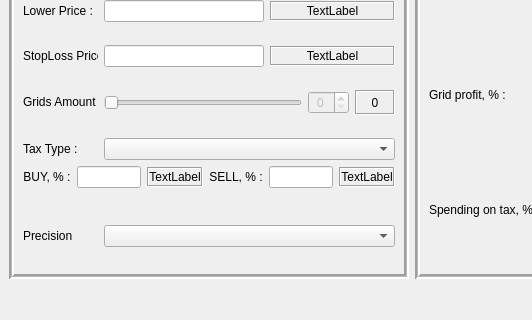
Before: the Qt Designer form mainwindow.ui in qrlik/gridExchangeCalculator, drawn with Qt 5; both pictures show x 0 to 532 and y 140 to 460 of the 800 by 460 pixel window.
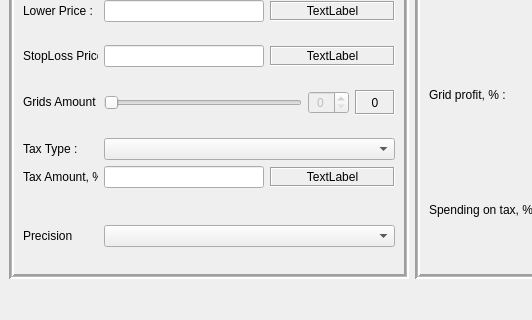
After: the same form once the commit is applied. Custom widgets are drawn as their Qt base class.

The edit to the form file:
```diff
--- a/mainwindow.ui
+++ b/mainwindow.ui
@@ -584,12 +584,24 @@
          <item>
           <layout class="QHBoxLayout" name="TaxInfoLayout">
            <item>
-            <widget class="QLabel" name="TaxBuyLabel">
+            <widget class="QLabel" name="TaxLabel">
+             <property name="minimumSize">
+              <size>
+               <width>75</width>
+               <height>0</height>
+              </size>
+             </property>
+             <property name="maximumSize">
+              <size>
+               <width>75</width>
+               <height>16777215</height>
+              </size>
+             </property>
              <property name="text">
-              <string>BUY, % :</string>
+              <string>Tax Amount, % :</string>
              </property>
              <property name="alignment">
-              <set>Qt::AlignCenter</set>
+              <set>Qt::AlignLeading|Qt::AlignLeft|Qt::AlignVCenter</set>
              </property>
             </widget>
            </item>
@@ -616,56 +628,14 @@
              </property>
              <property name="minimumSize">
               <size>
-               <width>0</width>
+               <width>125</width>
                <height>20</height>
               </size>
              </property>
-             <property name="frameShape">
-              <enum>QFrame::Box</enum>
-             </property>
-             <property name="frameShadow">
-              <enum>QFrame::Sunken</enum>
-             </property>
-             <property name="text">
-              <string>TextLabel</string>
-             </property>
-             <property name="alignment">
-              <set>Qt::AlignCenter</set>
-             </property>
-            </widget>
-           </item>
-           <item>
-            <widget class="QLabel" name="TaxSellLabel">
-             <property name="text">
-              <string>SELL, % :</string>
-             </property>
-             <property name="alignment">
-              <set>Qt::AlignCenter</set>
-             </property>
-            </widget>
-           </item>
-           <item>
-            <widget class="QLineEdit" name="TaxSellAmountEdit">
-             <property name="alignment">
-              <set>Qt::AlignCenter</set>
-             </property>
-            </widget>
-           </item>
-           <item>
-            <widget class="QLabel" name="TaxSellControl">
-             <property name="enabled">
-              <bool>true</bool>
-             </property>
-             <property name="sizePolicy">
-              <sizepolicy hsizetype="Preferred" vsizetype="Fixed">
-               <horstretch>0</horstretch>
-               <verstretch>0</verstretch>
-              </sizepolicy>
-             </property>
-             <property name="minimumSize">
+             <property name="maximumSize">
               <size>
-               <width>0</width>
-               <height>20</height>
+               <width>125</width>
+               <height>16777215</height>
               </size>
              </property>
              <property name="frameShape">
```
Left out of the diff: 4 changed lines with no effect on the pictures.
